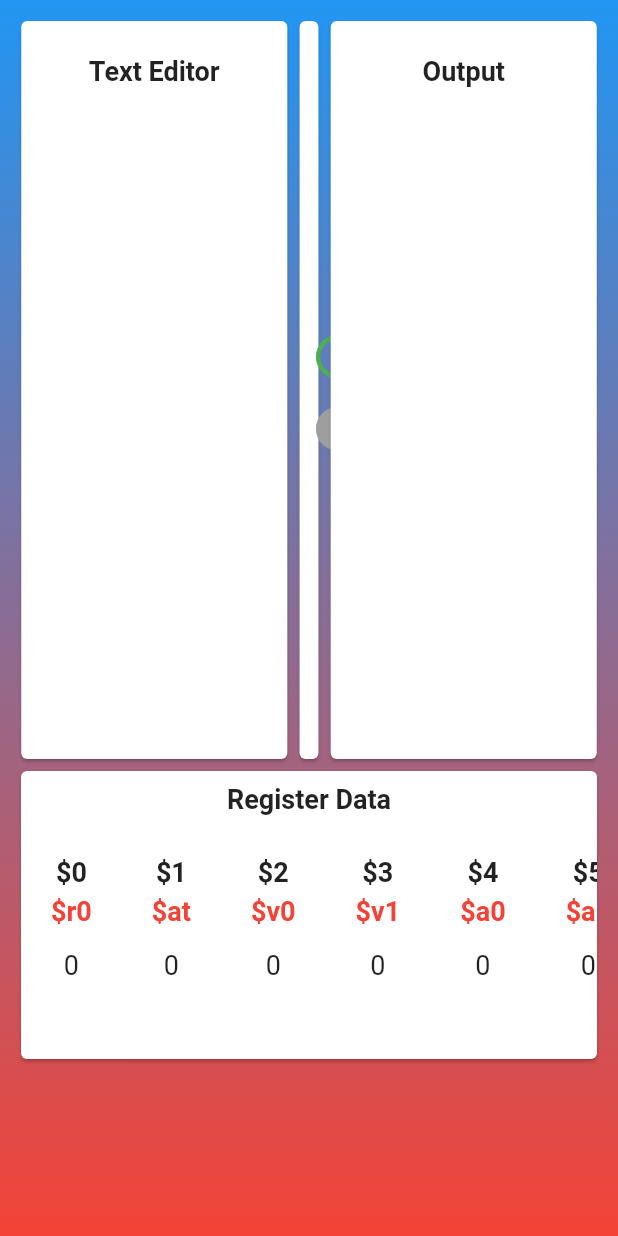
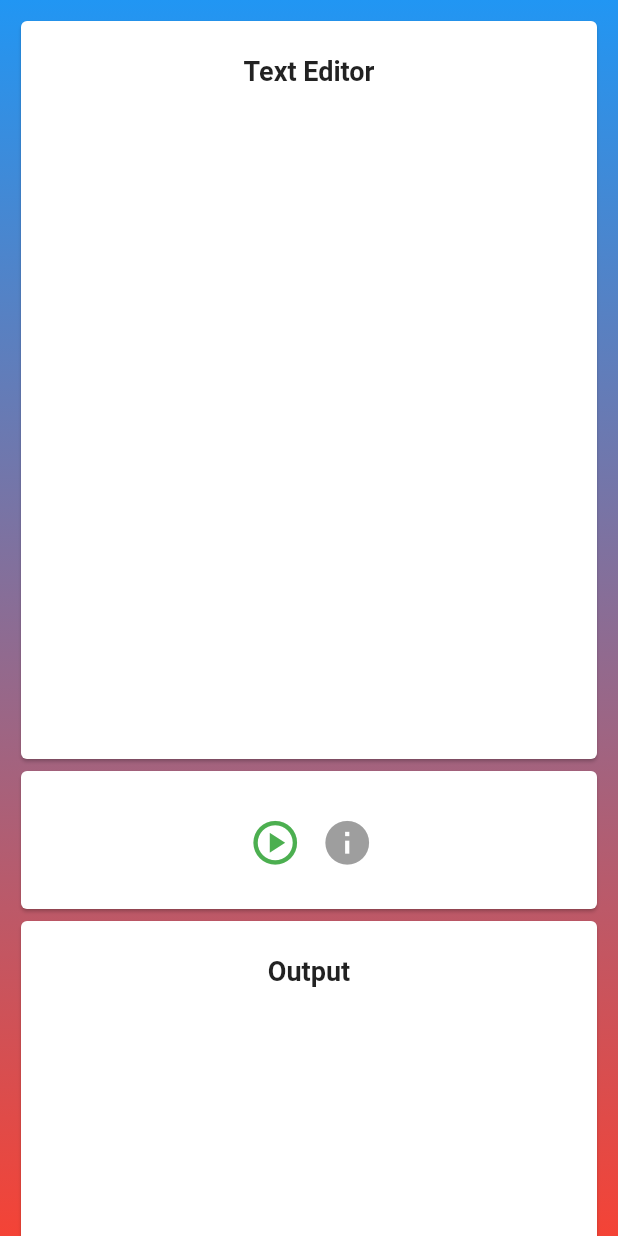
Before and after one commit to Junaidhassan99/mips_simulator, a Flutter app: the screen it shows after launch, on a phone screen of 412 x 824 dp. Run offline on Flutter 3.47's test engine with Material 2 defaults, Android fonts, the phone set to English and light mode, and no system bars.

Commit message:
UI made more responsive

```diff
--- a/lib/screens/home_screen.dart
+++ b/lib/screens/home_screen.dart
@@ -34,10 +34,13 @@ class _HomeScreenState extends State<HomeScreen> {
     );
   }
 
-  Widget _editAndOutputParentWidget(String title, Widget child) {
+  Widget _editAndOutputParentWidget(
+      String title, Widget child, bool isSmallScreen) {
     return Container(
       height: 500,
-      width: MediaQuery.of(context).size.width * 0.45,
+      width: isSmallScreen
+          ? double.infinity
+          : MediaQuery.of(context).size.width * 0.45,
       child: Card(
         child: Padding(
           padding: const EdgeInsets.all(15),
@@ -229,7 +232,7 @@ class _HomeScreenState extends State<HomeScreen> {
   @override
   Widget build(BuildContext context) {
     //testing
-
+    bool isSmallScreen = MediaQuery.of(context).size.width < 800;
     return SafeArea(
       child: Scaffold(
         body: Container(
@@ -250,7 +253,8 @@ class _HomeScreenState extends State<HomeScreen> {
               padding: const EdgeInsets.all(10),
               child: Column(
                 children: [
-                  Row(
+                  Flex(
+                    direction: isSmallScreen ? Axis.vertical : Axis.horizontal,
                     mainAxisAlignment: MainAxisAlignment.spaceEvenly,
                     children: [
                       //Input Editor
@@ -271,14 +275,19 @@ class _HomeScreenState extends State<HomeScreen> {
                               ),
                             ),
                           ),
+                          isSmallScreen,
                         ),
                       ),
                       //System Tray
                       Container(
-                        height: 500,
-                        width: MediaQuery.of(context).size.width * 0.05,
+                        height: isSmallScreen ? 100 : 500,
+                        width: isSmallScreen
+                            ? double.infinity
+                            : MediaQuery.of(context).size.width * 0.05,
                         child: Card(
-                          child: Column(
+                          child: Flex(
+                            direction:
+                                isSmallScreen ? Axis.horizontal : Axis.vertical,
                             mainAxisAlignment: MainAxisAlignment.center,
                             crossAxisAlignment: CrossAxisAlignment.center,
                             children: [
@@ -322,15 +331,18 @@ class _HomeScreenState extends State<HomeScreen> {
                             ),
                           ),
                         ),
+                        isSmallScreen,
                       ),
                     ],
                   ),
                   //Register Bar
                   Container(
                     height: 200,
-                    width: double.infinity,
+                    width: MediaQuery.of(context).size.width * 0.97,
                     child: Card(
                       //color: Colors.red,
+                      child: Padding(
+                        padding: const EdgeInsets.all(8.0),
                         child: Column(
                           children: [
                             _titleText('Register Data'),
@@ -381,6 +393,7 @@ class _HomeScreenState extends State<HomeScreen> {
                         ),
                       ),
                     ),
+                  ),
                 ],
               ),
             ),
```
Lines whose indentation alone changed are shown as unchanged.
